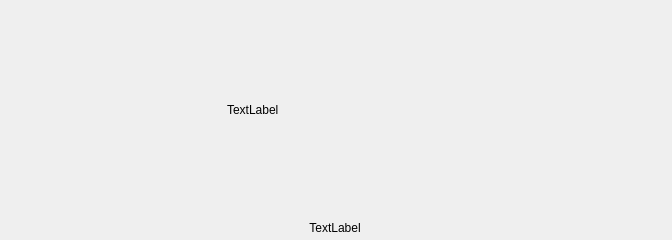
Qt form control/BlankDefaultWidget.ui (HcashOrg/hx-indicator) before a commit.
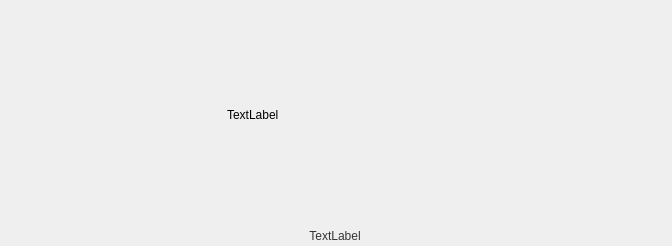
The same form after that commit.

Patch:
```diff
--- a/control/BlankDefaultWidget.ui
+++ b/control/BlankDefaultWidget.ui
@@ -55,6 +55,9 @@
        <property name="spacing">
         <number>0</number>
        </property>
+       <property name="topMargin">
+        <number>10</number>
+       </property>
        <item>
         <spacer name="horizontalSpacer">
          <property name="orientation">
@@ -107,15 +110,20 @@
        <property name="minimumSize">
         <size>
          <width>670</width>
-         <height>14</height>
+         <height>20</height>
         </size>
        </property>
        <property name="maximumSize">
         <size>
          <width>670</width>
-         <height>14</height>
+         <height>20</height>
         </size>
        </property>
+       <property name="styleSheet">
+        <string notr="true">QLabel{color: rgb(51, 51, 51);font: 14px &quot;微软雅黑 Light&quot;;}
+
+</string>
+       </property>
        <property name="text">
         <string>TextLabel</string>
        </property>
```
